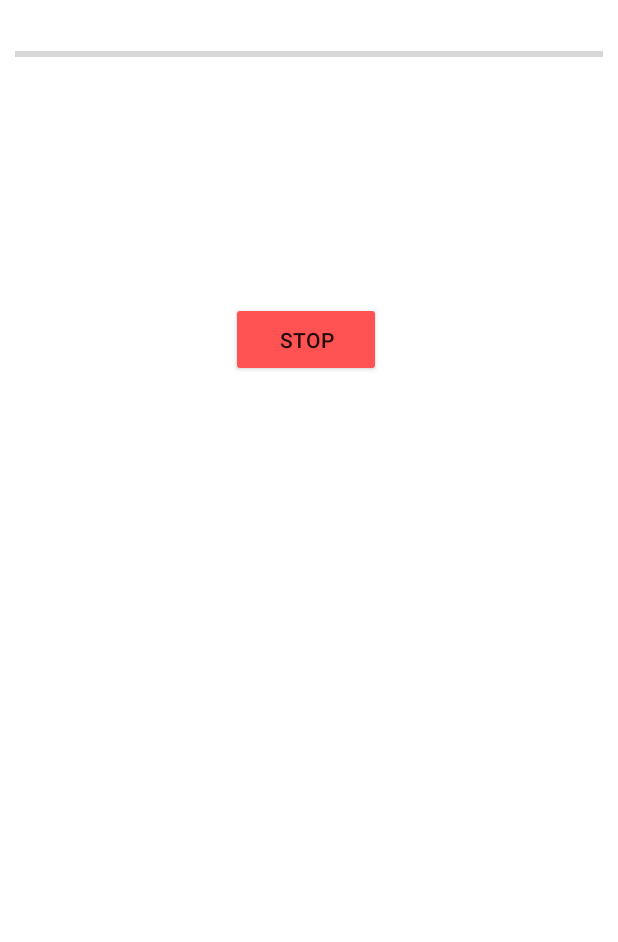
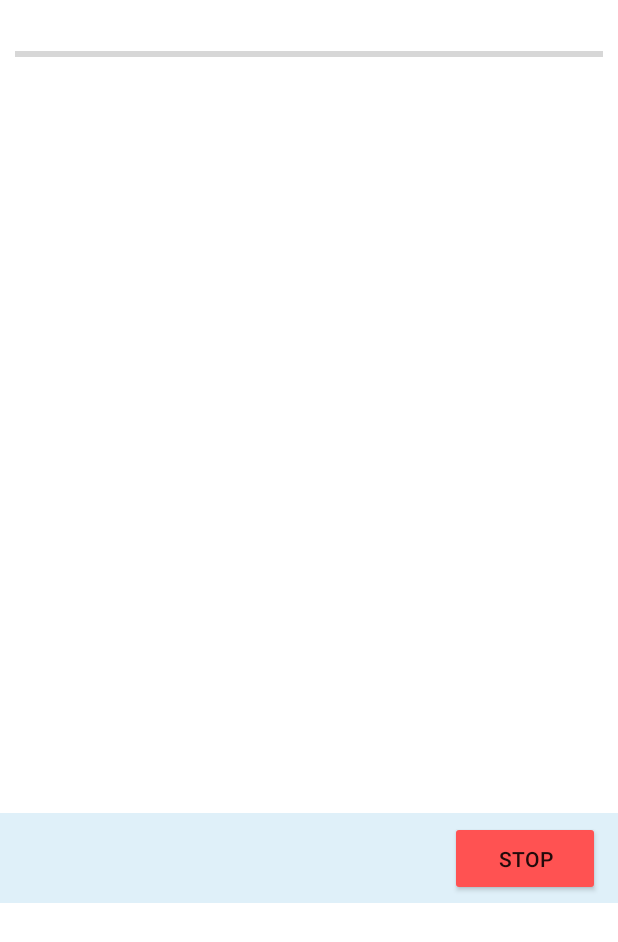
Before and after one commit to prsk4u/the_dictator, an Android app: the layout activity_main.xml on its own in the app's theme, with its tools: preview values and no code run, on a phone screen of 412 x 824 dp. Shown: the top 942 px of the screen. Run offline under Robolectric (Android 15) with nearby library versions, the phone set to English and light mode, and no system bars.

Commit message:
Update activity_main.xml

```diff
--- a/Demo/app/src/main/res/layout/activity_main.xml
+++ b/Demo/app/src/main/res/layout/activity_main.xml
@@ -32,36 +32,37 @@
         android:layout_height="wrap_content"
         android:layout_below="@+id/progressBar1"
         android:layout_centerHorizontal="true"
+        android:textSize="20px"
+        android:inputType="textMultiLine"
         android:layout_marginTop="47dp" />
-
-    <TextView
-        android:id="@+id/errorView1"
-        android:layout_width="wrap_content"
-        android:layout_height="wrap_content"
-        android:layout_below="@+id/progressBar1"
-        android:layout_centerHorizontal="true"
-        android:layout_marginTop="100dp" />
 
 
     <LinearLayout
-        android:layout_width="107dp"
-        android:layout_height="49dp"
-        android:layout_above="@+id/imageView1"
-        android:layout_below="@+id/errorView1"
-        android:layout_alignParentStart="true"
-        android:layout_alignParentEnd="true"
-        android:layout_marginStart="154dp"
-        android:layout_marginTop="38dp"
-        android:layout_marginEnd="151dp"
-        android:layout_marginBottom="480dp"
-        android:orientation="horizontal">
+        android:layout_width="match_parent"
+        android:layout_height="60dp"
+        android:layout_below="@+id/textView1"
+        android:layout_marginTop="432dp"
+        android:orientation="horizontal"
+        android:background="#200288D1"
+        >
+
+        <TextView
+            android:id="@+id/errorView1"
+            android:layout_width="300dp"
+            android:layout_height="50dp"
+            android:layout_below="@+id/progressBar1"
+            android:layout_centerHorizontal="true"
+             />
 
         <Button
             android:id="@+id/stop"
+            android:layout_marginTop="5dp"
             android:layout_width="100dp"
             android:layout_height="50dp"
             android:backgroundTint="#FF5252"
             android:text="Stop" />
+
     </LinearLayout>
 
+
 </RelativeLayout>
```
